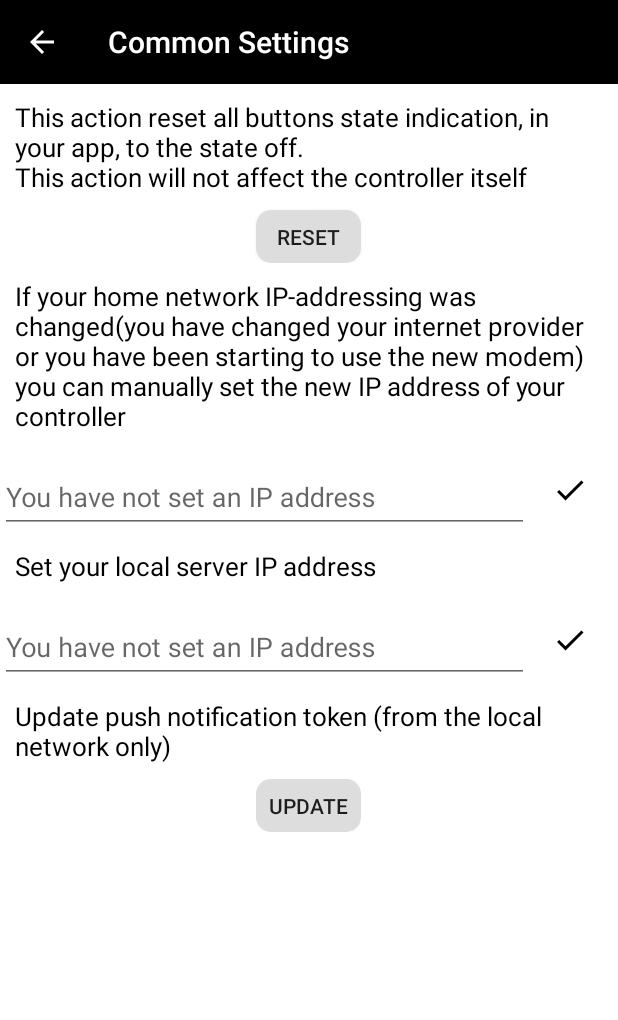
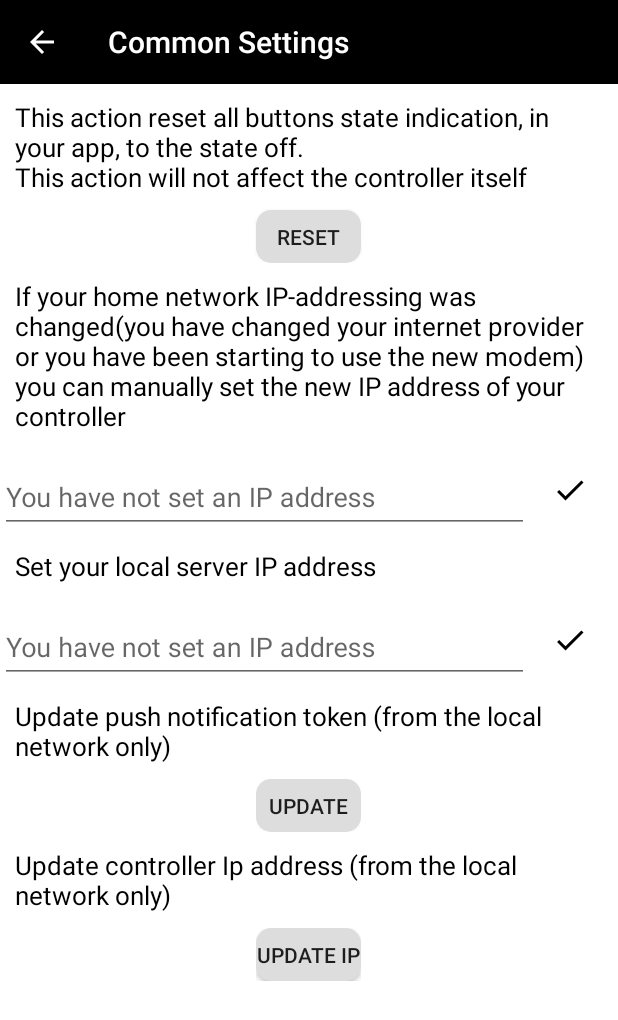
Before and after one commit to lavan80/PoolTronikAndroid, an Android app: the ActivityCommonSettings screen opened directly, with no data from a screen before it, on a phone screen of 412 x 824 dp. Shown: the top 1020 px of the screen. Run offline under Robolectric (Android 15) with nearby library versions, the phone set to English and light mode, and no system bars.

Commit message:
a_set_ip implemented

```diff
--- /dev/null
+++ b/app/src/main/java/com/pool/tronik/pooltronik/dto/ControllerKind.java
@@ -0,0 +1,5 @@
+package com.pool.tronik.pooltronik.dto;
+
+enum ControllerKind {
+    POOL
+}
--- /dev/null
+++ b/app/src/main/java/com/pool/tronik/pooltronik/dto/ControllerType.java
@@ -0,0 +1,5 @@
+package com.pool.tronik.pooltronik.dto;
+
+enum ControllerType {
+    WEB_RELAY
+}
--- a/app/src/main/java/com/pool/tronik/pooltronik/net/AbstractRequest.java
+++ b/app/src/main/java/com/pool/tronik/pooltronik/net/AbstractRequest.java
@@ -29,7 +29,7 @@ public abstract class AbstractRequest {
         mutableLiveData.observe(lifecycleOwner, observer);
     }
 
-    public void emit(Object o) {
+    protected void emit(Object o) {
         mutableLiveData.setValue(o);
     }
 
--- a/app/src/main/java/com/pool/tronik/pooltronik/net/WebRelayRetrofitService.java
+++ b/app/src/main/java/com/pool/tronik/pooltronik/net/WebRelayRetrofitService.java
@@ -1,10 +1,12 @@
 package com.pool.tronik.pooltronik.net;
 
+import com.pool.tronik.pooltronik.dto.ControllerEntity;
 import com.pool.tronik.pooltronik.dto.PTScheduleDate;
 import com.pool.tronik.pooltronik.dto.PushEntity;
 
 import java.util.List;
 
+import okhttp3.ResponseBody;
 import retrofit2.Call;
 import retrofit2.http.Body;
 import retrofit2.http.GET;
@@ -28,4 +30,7 @@ public interface WebRelayRetrofitService {
 
     @GET("tasks/delete")
     Call<Boolean> removeTask(@Query("id") String id);
+
+    @POST("settings/update")
+    Call<ResponseBody> setControllerIp(@Body ControllerEntity controllerEntity);
 }
--- a/app/src/main/res/layout/activity_settings.xml
+++ b/app/src/main/res/layout/activity_settings.xml
@@ -10,11 +10,20 @@
     <include layout="@layout/common_toolbar"
         android:id="@+id/toolbar_container"/>
 
+    <ScrollView
+        android:layout_width="match_parent"
+        android:layout_height="match_parent"
+        android:layout_below="@+id/toolbar_container"
+        >
+        <LinearLayout
+            android:layout_width="match_parent"
+            android:layout_height="match_parent"
+            android:orientation="vertical">
+
     <RelativeLayout
         android:layout_width="match_parent"
         android:layout_height="wrap_content"
         android:orientation="vertical"
-        android:layout_below="@+id/toolbar_container"
         android:id="@+id/reset_container">
 
         <TextView
@@ -137,7 +146,8 @@
     <RelativeLayout
         android:layout_width="match_parent"
         android:layout_height="wrap_content"
-        android:layout_below="@+id/ip_server_container">
+        android:layout_below="@+id/ip_server_container"
+        android:id="@+id/rl_token_update">
         <TextView
             android:layout_width="match_parent"
             android:layout_height="wrap_content"
@@ -175,13 +185,53 @@
                 android:visibility="gone"
                 tools:visibility="visible"/>
         </FrameLayout>
+    </RelativeLayout>
+
+            <RelativeLayout
+                android:layout_width="match_parent"
+                android:layout_height="wrap_content"
+                android:layout_below="@+id/rl_token_update">
+                <TextView
+                    android:layout_width="match_parent"
+                    android:layout_height="wrap_content"
+                    android:layout_margin="10dp"
+                    android:text="@string/update_controller_ip"
+                    android:textSize="17sp"
+                    android:textColor="@android:color/black"
+                    android:id="@+id/tv_ip_title"
+                    android:layout_marginLeft="10dp"
+                    android:layout_marginRight="10dp"
+                    android:layout_marginTop="12dp"
+                    android:gravity="left"/>
+
+                <FrameLayout
+                    android:layout_width="wrap_content"
+                    android:layout_height="wrap_content"
+                    android:layout_marginLeft="10dp"
+                    android:layout_below="@+id/tv_ip_title"
+                    android:layout_centerHorizontal="true"
+                    android:id="@+id/fl_ip_container">
+
+                    <Button
+                        android:layout_width="70dp"
+                        android:layout_height="35dp"
+                        android:text= "@string/bt_update_ip"
+                        android:textSize="14sp"
+                        android:id="@+id/bt_update_ip"
+                        android:background="@drawable/bg_rounded"/>
+
+                    <ProgressBar
+                        android:layout_width="35dp"
+                        android:layout_height="35dp"
+                        android:id="@+id/pb_indication_ip"
+                        android:layout_gravity="center"
+                        android:visibility="gone"
+                        tools:visibility="visible"/>
+                </FrameLayout>
+            </RelativeLayout>
 
 
-
-    </RelativeLayout>
-
-
-
-
+        </LinearLayout>
+    </ScrollView>
 
 </RelativeLayout>
--- a/app/src/main/res/values/strings.xml
+++ b/app/src/main/res/values/strings.xml
@@ -51,6 +51,9 @@
     <string name="off">Off</string>
     <string name="on">On</string>
     <string name="since">Since</string>
+    <string name="update_controller_ip">Update controller Ip address (from the local network only)</string>
+    <string name="bt_update_ip">Update Ip</string>
+
 
 </resources><!--<string name="ip_reset_description">This action will reset all indication button in your app to settings by default (set to off).\nThis action
              will not affect on the controller itself</string>-->
```
Also changed, not shown: app/src/main/java/com/pool/tronik/pooltronik/ActivityCommonSettings.java (+56 -10 lines), app/src/main/java/com/pool/tronik/pooltronik/dto/ControllerEntity.java (added, +43 -0 lines), app/src/main/java/com/pool/tronik/pooltronik/net/SetControllerIpRequest.java (added, +26 -0 lines).
